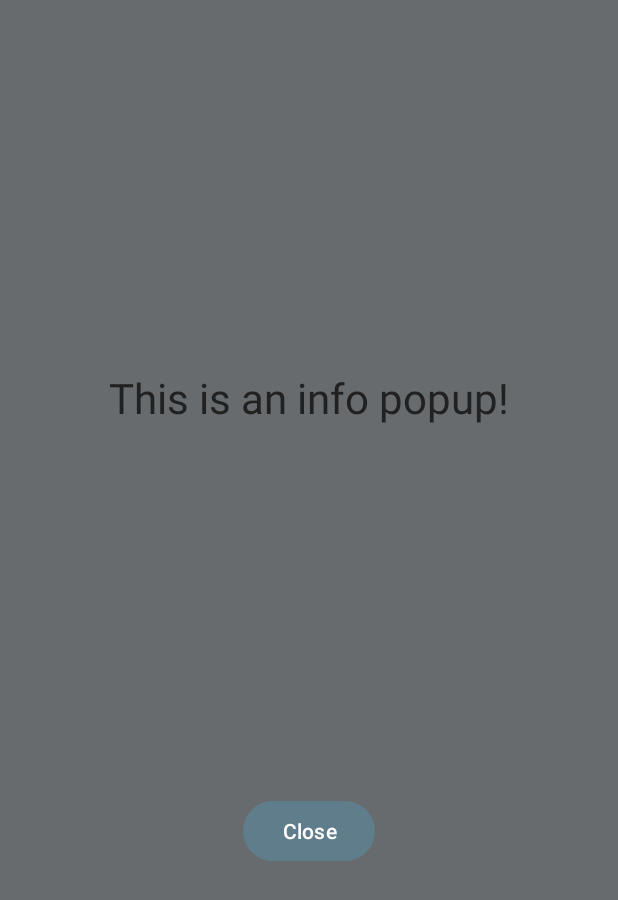
After one commit to luk-ryan/big2, an Android app: the fragment InfoFragment shown on its own in the app's theme, on a phone screen of 412 x 824 dp. The commit adds this screen. Shown: the top 900 px of the screen. Run offline under Robolectric (Android 15) with nearby library versions, the phone set to English and light mode, and no system bars; 1 statement that could not run was skipped.

Commit message:
Info Fragment added (with info icon button at the top)

```diff
--- a/app/build.gradle
+++ b/app/build.gradle
@@ -44,6 +44,8 @@ dependencies {
     androidTestImplementation libs.ext.junit
     androidTestImplementation libs.espresso.core
 
+    implementation 'com.google.android.material:material:1.11.0'
+
     // Room DB dependencies
     implementation "androidx.room:room-runtime:2.6.1"
     annotationProcessor "androidx.room:room-compiler:2.6.1"
--- /dev/null
+++ b/app/src/main/java/com/example/big2/ui/fragment/InfoFragment.java
@@ -0,0 +1,28 @@
+package com.example.big2.ui.fragment;
+
+import android.os.Bundle;
+import android.view.LayoutInflater;
+import android.view.View;
+import android.view.ViewGroup;
+import android.widget.Button;
+
+import androidx.fragment.app.Fragment;
+
+import com.example.big2.R;
+
+public class InfoFragment extends Fragment {
+
+    public InfoFragment() {
+        // Required empty public constructor
+    }
+
+    @Override
+    public View onCreateView(LayoutInflater inflater, ViewGroup container, Bundle savedInstanceState) {
+        View view = inflater.inflate(R.layout.fragment_info, container, false);
+
+        Button btnClose = view.findViewById(R.id.btnClose);
+        btnClose.setOnClickListener(v -> getParentFragmentManager().popBackStack());
+
+        return view;
+    }
+}
--- /dev/null
+++ b/app/src/main/res/layout/fragment_info.xml
@@ -0,0 +1,37 @@
+<?xml version="1.0" encoding="utf-8"?>
+<FrameLayout xmlns:android="http://schemas.android.com/apk/res/android"
+    xmlns:app="http://schemas.android.com/apk/res-auto"
+    xmlns:tools="http://schemas.android.com/tools"
+    android:layout_width="match_parent"
+    android:layout_height="match_parent"
+    android:background="#80000000"
+    android:clickable="true"
+    android:focusable="true" >
+
+    <androidx.constraintlayout.widget.ConstraintLayout
+        android:layout_width="match_parent"
+        android:layout_height="match_parent" >
+
+        <TextView
+            android:id="@+id/tvInfo"
+            android:layout_width="wrap_content"
+            android:layout_height="wrap_content"
+            android:text="This is an info popup!"
+            android:textSize="28sp"
+            app:layout_constraintEnd_toEndOf="parent"
+            app:layout_constraintStart_toStartOf="parent"
+            app:layout_constraintTop_toTopOf="parent"
+            app:layout_constraintBottom_toTopOf="@+id/btnClose"/>
+
+        <Button
+            android:id="@+id/btnClose"
+            android:layout_width="wrap_content"
+            android:layout_height="wrap_content"
+            android:text="Close"
+            app:layout_constraintBottom_toBottomOf="parent"
+            app:layout_constraintEnd_toEndOf="parent"
+            app:layout_constraintStart_toStartOf="parent"
+            app:layout_constraintTop_toBottomOf="@id/tvInfo" />
+
+    </androidx.constraintlayout.widget.ConstraintLayout>
+</FrameLayout>
```
Also changed, not shown: app/src/main/java/com/example/big2/ui/activity/GameplayActivity.java (+14 -1 lines), app/src/main/res/layout/gameplay.xml (+12 -1 lines).
